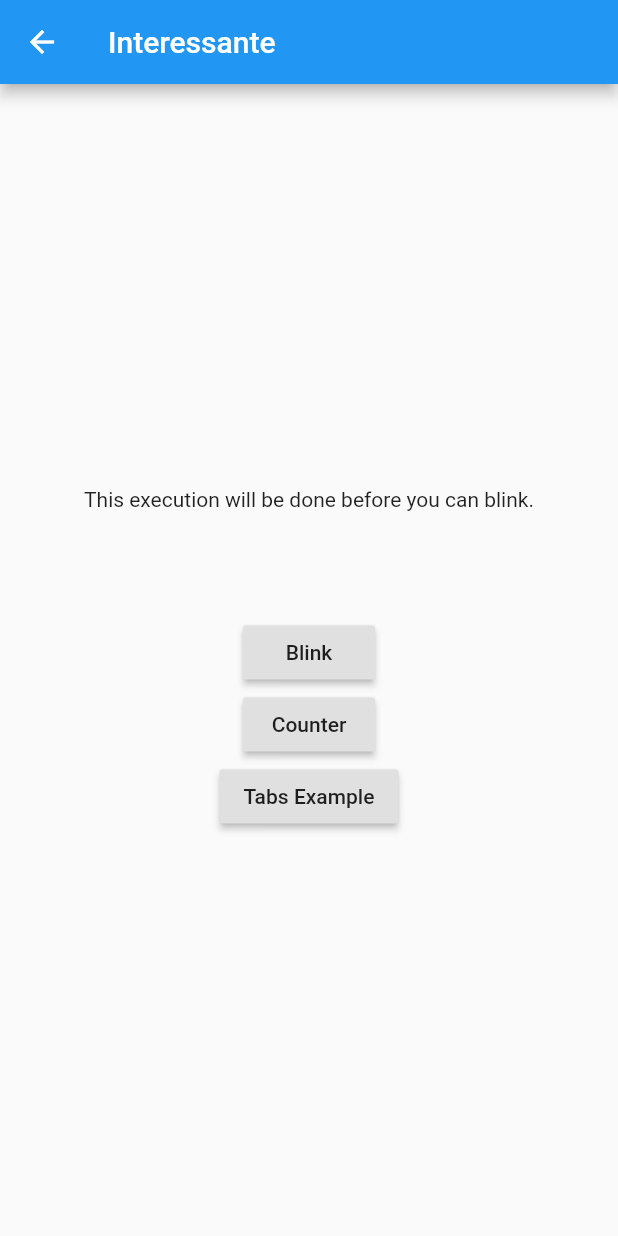
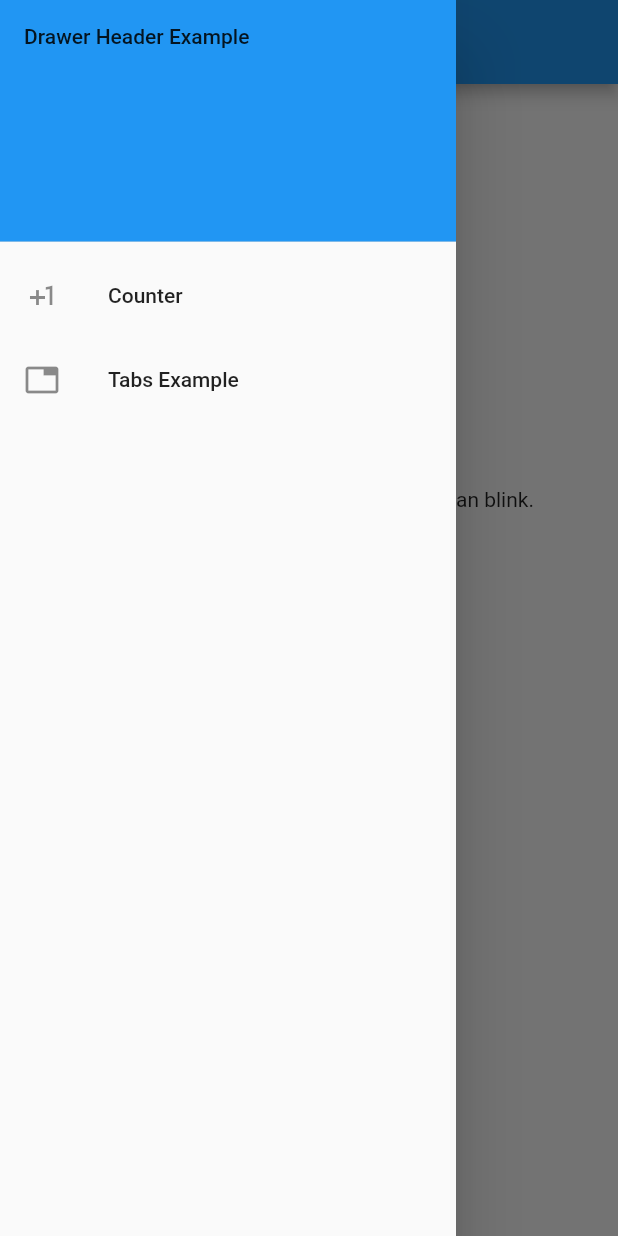
Before and after one commit to Wikiko/learning_flutter, a Flutter app: the MyStatefulWidget screen opened by its route, with the side drawer open (before the commit the screen has no drawer), on a phone screen of 412 x 824 dp. Run offline on Flutter 3.47's test engine with Material 2 defaults, Android fonts, the phone set to English and light mode, and no system bars; our stand-ins replace shared_preferences; accounts and stored records are empty.

Commit message:
Adicionado drawer.

```diff
--- a/lib/blink.dart
+++ b/lib/blink.dart
@@ -41,6 +41,34 @@ class _MyStatefulWidgetState extends State<MyStatefulWidget> {
   @override
   Widget build(BuildContext context) {
     return Scaffold(
+      drawer: Drawer(
+        child: ListView(
+          padding: EdgeInsets.zero,
+          children: <Widget>[
+            DrawerHeader(
+              child: Text('Drawer Header Example'),
+              decoration: BoxDecoration(
+                color: Colors.blue,
+              ),
+            ),
+            ListTile(
+              leading: Icon(Icons.plus_one),
+              title: Text('Counter'),
+              onTap: () {
+                Navigator.of(context).pushNamed('/a');
+              },
+            ),
+            ListTile(
+              leading: Icon(Icons.tab),
+              title: Text('Tabs Example'),
+              onTap: () {
+                Navigator.of(context).pushNamed('/c');
+              },
+            )
+          ],
+        ),
+        elevation: 20.0,
+      ),
       appBar: AppBar(title: Text(widget.title)),
       body: Center(
         child: Column(
```
